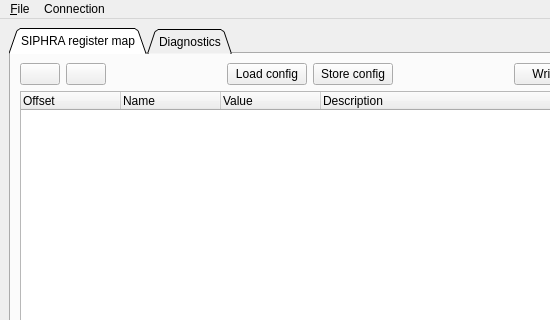
Above: CubesControl/ui/cubescontrol.ui from tstana/cubes-sw before the change; both pictures show x 0 to 550 and y 0 to 320 of the 700 by 520 pixel window. Below: the same form after it.
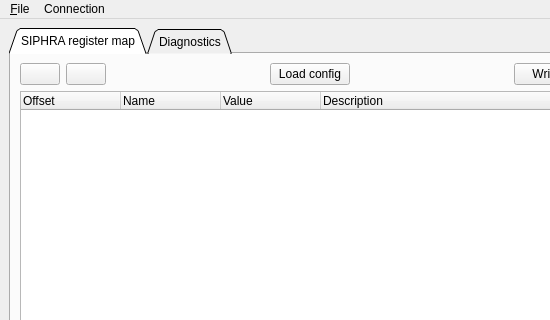
That is the form after the change. Icons and pictures are not drawn.

Commit message: Removed Store config button (focusing on Load config for now)

```diff
--- a/CubesControl/ui/cubescontrol.ui
+++ b/CubesControl/ui/cubescontrol.ui
@@ -93,13 +93,6 @@
             </property>
            </widget>
           </item>
-          <item>
-           <widget class="QPushButton" name="btnStoreSiphraConfig">
-            <property name="text">
-             <string>Store config</string>
-            </property>
-           </widget>
-          </item>
           <item>
            <spacer name="horizontalSpacer">
             <property name="orientation">
```
